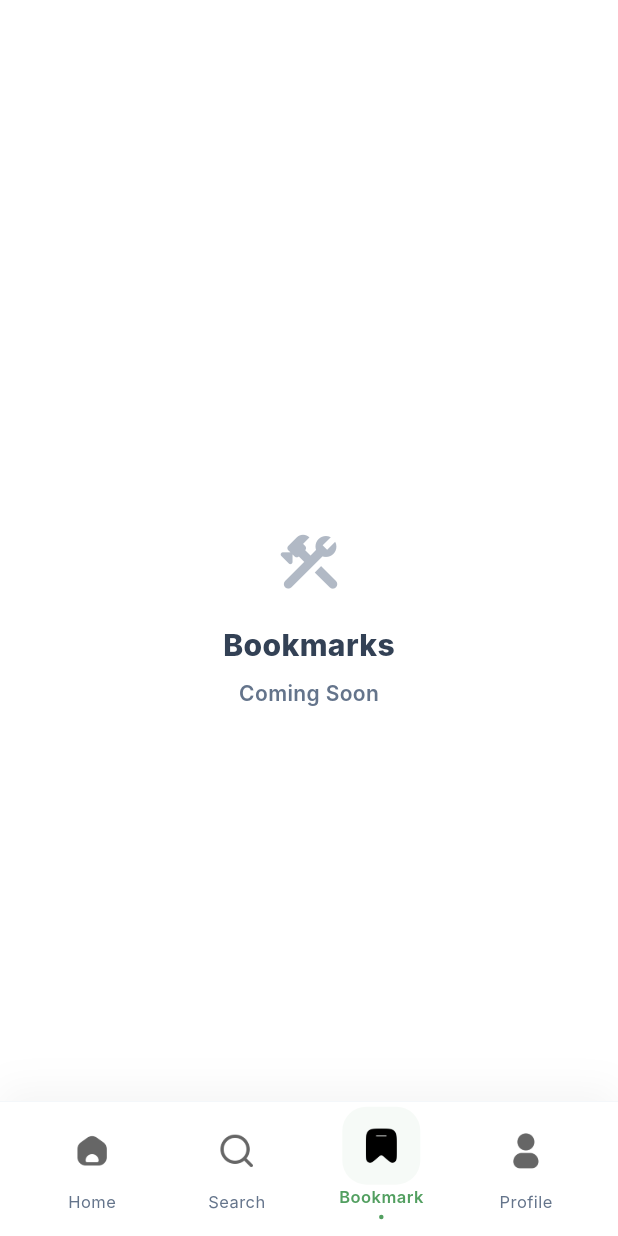
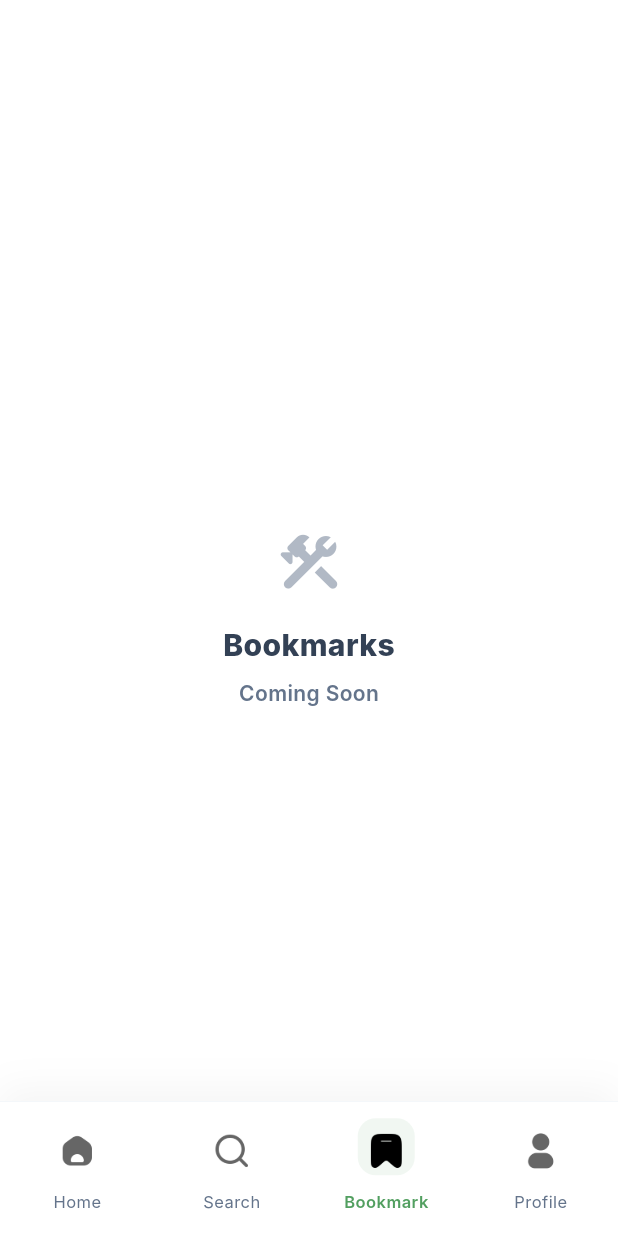
Before and after one commit to akmalhasan19/klass-mobile, a Flutter app: the screen it shows after launch, item 3 of the bottom bar chosen, on a phone screen of 412 x 824 dp. Run offline on Flutter 3.47's test engine with Material 3 defaults, Android fonts, the phone set to English and light mode, and no system bars; Roboto replaces fonts that are missing (Inter); project files that could hold a hidden picture were left out.

Commit message:
keenam (minor)

```diff
--- a/frontend/lib/widgets/bottom_nav.dart
+++ b/frontend/lib/widgets/bottom_nav.dart
@@ -38,13 +38,41 @@ class BottomNav extends StatelessWidget {
           ),
         ],
       ),
-      child: Row(
-        mainAxisAlignment: MainAxisAlignment.spaceEvenly,
+      child: LayoutBuilder(
+        builder: (context, constraints) {
+          final itemWidth = constraints.maxWidth / items.length;
+
+          return Stack(
+            children: [
+              // Sliding Indicator Background
+              AnimatedPositioned(
+                duration: const Duration(milliseconds: 350),
+                curve: Curves.easeOutQuart,
+                left: (currentIndex * itemWidth) + (itemWidth - 38) / 2,
+                top: 11, // Diselaraskan dengan posisi ikon di Column (pusat di y=30)
+                child: Container(
+                  width: 38,
+                  height: 38,
+                  decoration: BoxDecoration(
+                    color: AppColors.primary.withValues(alpha: 0.08), // Sedikit lebih pekat karena lebih kecil
+                    borderRadius: BorderRadius.circular(12), // Radius disesuaikan dengan ukuran
+                  ),
+                ),
+              ),
+
+              // Navigation Buttons
+              Row(
                 children: List.generate(items.length, (index) {
                   final item = items[index];
                   final isActive = currentIndex == index;
-          return _buildNavButton(item, isActive, () => onTap(index));
+                  return Expanded(
+                    child: _buildNavButton(item, isActive, () => onTap(index)),
+                  );
                 }),
+              ),
+            ],
+          );
+        },
       ),
     );
   }
@@ -53,27 +81,19 @@ class BottomNav extends StatelessWidget {
     return GestureDetector(
       onTap: onTap,
       behavior: HitTestBehavior.opaque,
-      child: SizedBox(
-        width: 70,
       child: Column(
         mainAxisAlignment: MainAxisAlignment.center,
         children: [
-            AnimatedContainer(
-              duration: const Duration(milliseconds: 300),
+          // Icon Container
+          SizedBox(
             width: 52,
-              height: 52,
-              decoration: BoxDecoration(
-                color: isActive
-                    ? AppColors.primary.withValues(alpha: 0.05) // bg-[#529F60]/5
-                    : Colors.transparent,
-                borderRadius: BorderRadius.circular(16),
-              ),
+            height: 52, // Menjaga area sentuh dan layout tetap stabil
             child: Opacity(
-                opacity: isActive ? 1.0 : 0.6, // opacity-60 alih-alih 100
+              opacity: isActive ? 1.0 : 0.6,
               child: Center(
                 child: Image.asset(
                   item.iconPath,
-                    width: 26, // Ukuran ikon dikurangi dari 34 ke 26
+                  width: 26,
                   height: 26,
                   fit: BoxFit.contain,
                 ),
@@ -91,18 +111,7 @@ class BottomNav extends StatelessWidget {
               letterSpacing: 0.3,
             ),
           ),
-            if (isActive)
-              Container(
-                margin: const EdgeInsets.only(top: 4),
-                width: 3, // w-[3px]
-                height: 3, // h-[3px]
-                decoration: const BoxDecoration(
-                  color: AppColors.primary,
-                  shape: BoxShape.circle,
-                ),
-              ),
         ],
-        ),
       ),
     );
   }
```
Lines whose indentation alone changed are shown as unchanged.
